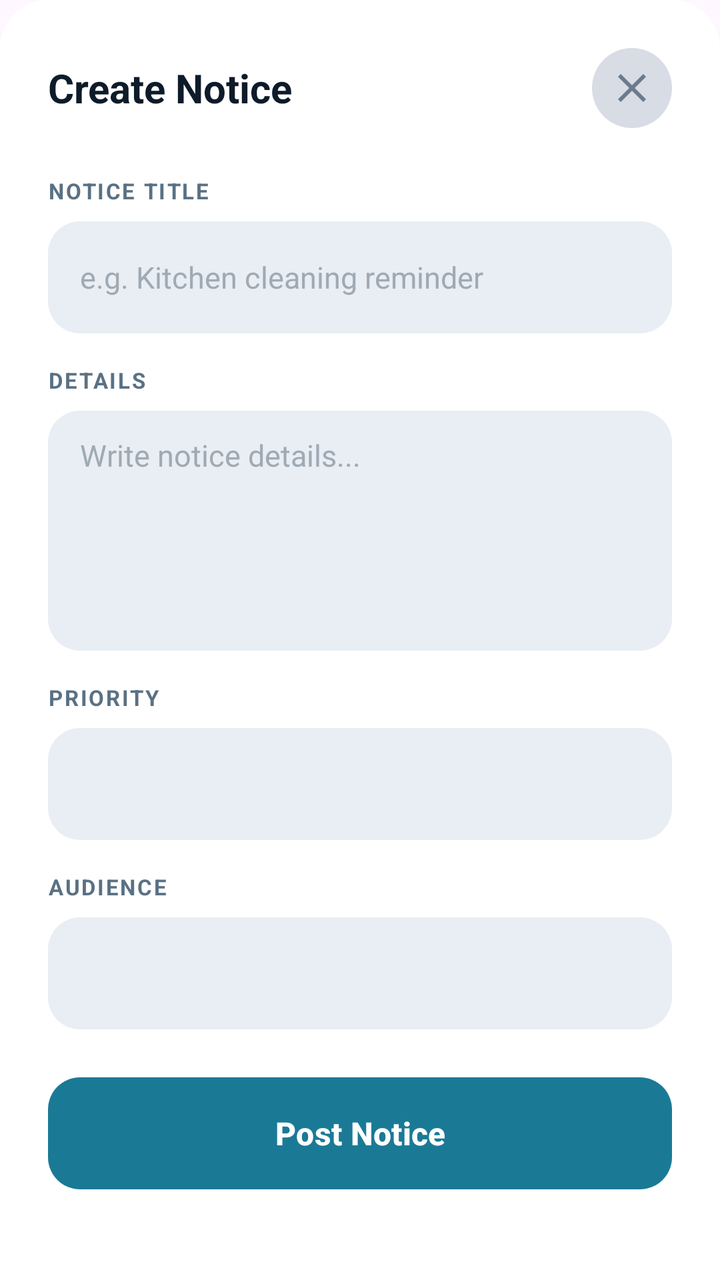
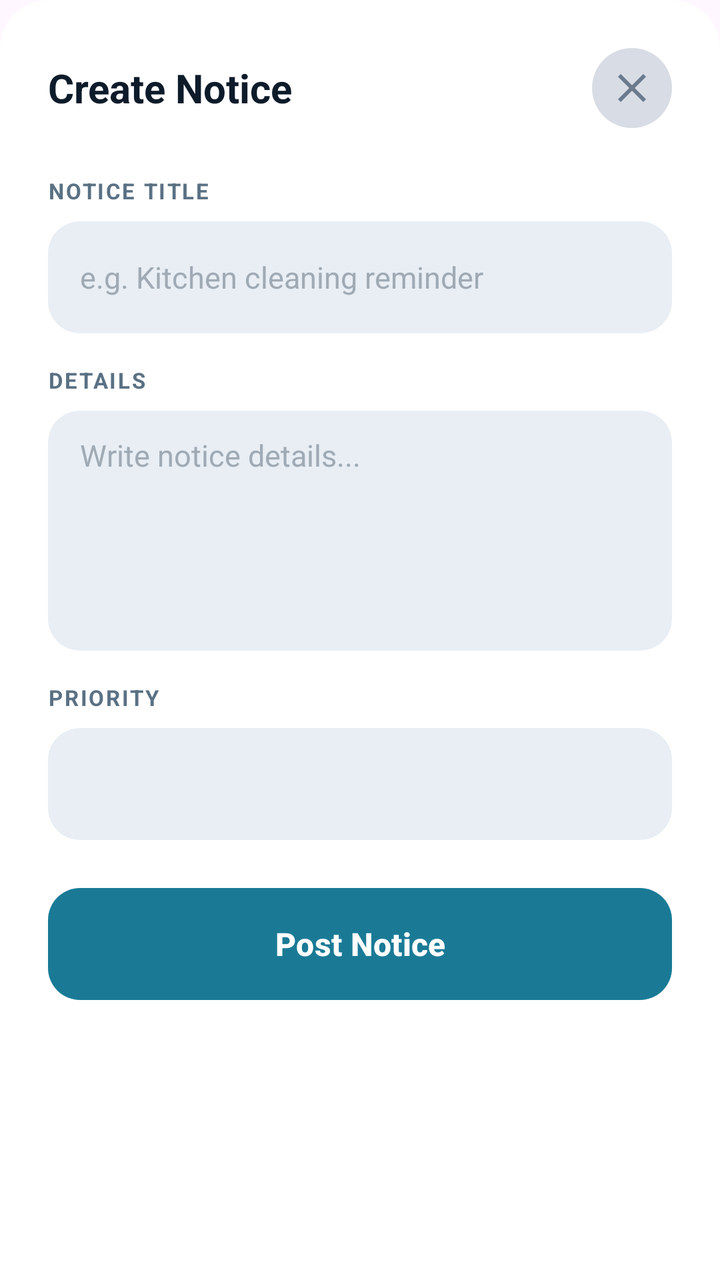

The first picture is an Android layout as it rendered before a commit; the second is the same layout after the commit. The layout source and the unified diff follow.
<!-- AndroidManifest.xml: application theme Theme.MessManagement -->
<!-- res/layout/dialog_create_notice.xml -->
<?xml version="1.0" encoding="utf-8"?>
<ScrollView
    xmlns:android="http://schemas.android.com/apk/res/android"
    android:layout_width="match_parent"
    android:layout_height="wrap_content"
    android:background="@drawable/bg_bottom_sheet">

    <LinearLayout
        android:layout_width="match_parent"
        android:layout_height="wrap_content"
        android:orientation="vertical"
        android:paddingHorizontal="24dp"
        android:paddingTop="24dp"
        android:paddingBottom="32dp">

        
        <RelativeLayout
            android:layout_width="match_parent"
            android:layout_height="wrap_content"
            android:layout_marginBottom="24dp">

            <TextView
                android:layout_width="wrap_content"
                android:layout_height="wrap_content"
                android:layout_centerVertical="true"
                android:text="Create Notice"
                android:textColor="#0D1B2A"
                android:textSize="20sp"
                android:textStyle="bold" />

            <ImageButton
                android:id="@+id/btnCloseNotice"
                android:layout_width="40dp"
                android:layout_height="40dp"
                android:layout_alignParentEnd="true"
                android:layout_centerVertical="true"
                android:background="@drawable/bg_avatar_circle"
                android:src="@drawable/ic_close"
                android:contentDescription="Close" />

        </RelativeLayout>

        
        <TextView
            style="@style/LabelStyle"
            android:text="NOTICE TITLE" />

        <EditText
            android:id="@+id/etNoticeTitle"
            style="@style/InputStyle"
            android:hint="e.g. Kitchen cleaning reminder"
            android:inputType="textCapSentences" />

        
        <TextView
            style="@style/LabelStyle"
            android:text="DETAILS" />

        <EditText
            android:id="@+id/etNoticeDetails"
            android:layout_width="match_parent"
            android:layout_height="120dp"
            android:layout_marginBottom="16dp"
            android:background="@drawable/bg_input_field"
            android:paddingHorizontal="16dp"
            android:paddingVertical="12dp"
            android:hint="Write notice details..."
            android:textColorHint="#A0AAB4"
            android:textColor="#0D1B2A"
            android:textSize="15sp"
            android:inputType="textMultiLine"
            android:gravity="top" />

        
        <TextView
            style="@style/LabelStyle"
            android:text="PRIORITY" />

        <Spinner
            android:id="@+id/spinnerPriority"
            android:layout_width="match_parent"
            android:layout_height="56dp"
            android:layout_marginBottom="16dp"
            android:background="@drawable/bg_input_field"
            android:paddingHorizontal="16dp" />

        
        <TextView
            style="@style/LabelStyle"
            android:text="AUDIENCE" />

        <Spinner
            android:id="@+id/spinnerAudience"
            android:layout_width="match_parent"
            android:layout_height="56dp"
            android:layout_marginBottom="16dp"
            android:background="@drawable/bg_input_field"
            android:paddingHorizontal="16dp" />

        
        <Button
            android:id="@+id/btnPostNotice"
            android:layout_width="match_parent"
            android:layout_height="56dp"
            android:layout_marginTop="8dp"
            android:background="@drawable/bg_button_teal"
            android:text="Post Notice"
            android:textColor="#FFFFFF"
            android:textSize="16sp"
            android:textStyle="bold" />

    </LinearLayout>

</ScrollView>
<!-- resources referenced by this layout -->
<resources>
  <!-- drawable bg_avatar_circle (drawable) -->
  <?xml version="1.0" encoding="utf-8"?>
  <shape xmlns:android="http://schemas.android.com/apk/res/android"
      android:shape="oval">
      <solid android:color="#D8DCE4" />
  </shape>
  <!-- drawable bg_bottom_sheet (drawable) -->
  <?xml version="1.0" encoding="utf-8"?>
  <shape xmlns:android="http://schemas.android.com/apk/res/android"
      android:shape="rectangle">
      <solid android:color="#FFFFFF" />
      <corners
          android:topLeftRadius="24dp"
          android:topRightRadius="24dp" />
  </shape>
  <!-- drawable bg_button_teal (drawable) -->
  <?xml version="1.0" encoding="utf-8"?>
  <shape xmlns:android="http://schemas.android.com/apk/res/android"
      android:shape="rectangle">
      <solid android:color="#1A4F5C" />
      <corners android:radius="16dp" />
  </shape>
  <!-- drawable bg_input_field (drawable) -->
  <?xml version="1.0" encoding="utf-8"?>
  <shape xmlns:android="http://schemas.android.com/apk/res/android"
      android:shape="rectangle">
      <solid android:color="#E8EEF4" />
      <corners android:radius="16dp" />
  </shape>
  <!-- drawable ic_close (drawable) -->
  <?xml version="1.0" encoding="utf-8"?>
  <vector xmlns:android="http://schemas.android.com/apk/res/android"
      android:width="24dp"
      android:height="24dp"
      android:viewportWidth="24"
      android:viewportHeight="24">
      <path
          android:fillColor="#6B7A8D"
          android:pathData="M19,6.41L17.59,5 12,10.59 6.41,5 5,6.41 10.59,12 5,17.59 6.41,19 12,13.41 17.59,19 19,17.59 13.41,12z" />
  </vector>
  <style name="InputStyle">
          <item name="android:layout_width">match_parent</item>
          <item name="android:layout_height">56dp</item>
          <item name="android:layout_marginBottom">16dp</item>
          <item name="android:background">@drawable/bg_input_field</item>
          <item name="android:paddingHorizontal">16dp</item>
          <item name="android:textColor">#0D1B2A</item>
          <item name="android:textSize">15sp</item>
          <item name="android:textColorHint">#A0AAB4</item>
      </style>
  <style name="LabelStyle">
          <item name="android:layout_width">wrap_content</item>
          <item name="android:layout_height">wrap_content</item>
          <item name="android:textColor">#5A7184</item>
          <item name="android:textSize">11sp</item>
          <item name="android:textStyle">bold</item>
          <item name="android:letterSpacing">0.08</item>
          <item name="android:layout_marginBottom">8dp</item>
      </style>
  <style name="Theme.MessManagement" parent="Theme.Material3.Light.NoActionBar">
          
          <item name="colorPrimary">@color/nav_active</item>
          <item name="colorOnPrimary">@color/white</item>
          
          <item name="colorSecondary">@color/bazar_card_end</item>
          <item name="colorOnSecondary">@color/white</item>
          
          <item name="android:statusBarColor">@color/primary_bg</item>
          <item name="android:windowLightStatusBar">true</item>
      </style>
  <color name="nav_active">#1a7a96</color>
  <color name="white">#FFFFFFFF</color>
  <color name="bazar_card_end">#2b8ab0</color>
  <color name="primary_bg">#1a4d63</color>
</resources>

<!-- the commit's change to res/layout/dialog_create_notice.xml (unified diff, before → after) -->
@@ -85,19 +85,6 @@
             android:paddingHorizontal="16dp" />
 
         
-        <TextView
-            style="@style/LabelStyle"
-            android:text="AUDIENCE" />
-
-        <Spinner
-            android:id="@+id/spinnerAudience"
-            android:layout_width="match_parent"
-            android:layout_height="56dp"
-            android:layout_marginBottom="16dp"
-            android:background="@drawable/bg_input_field"
-            android:paddingHorizontal="16dp" />
-
-        
         <Button
             android:id="@+id/btnPostNotice"
             android:layout_width="match_parent"
